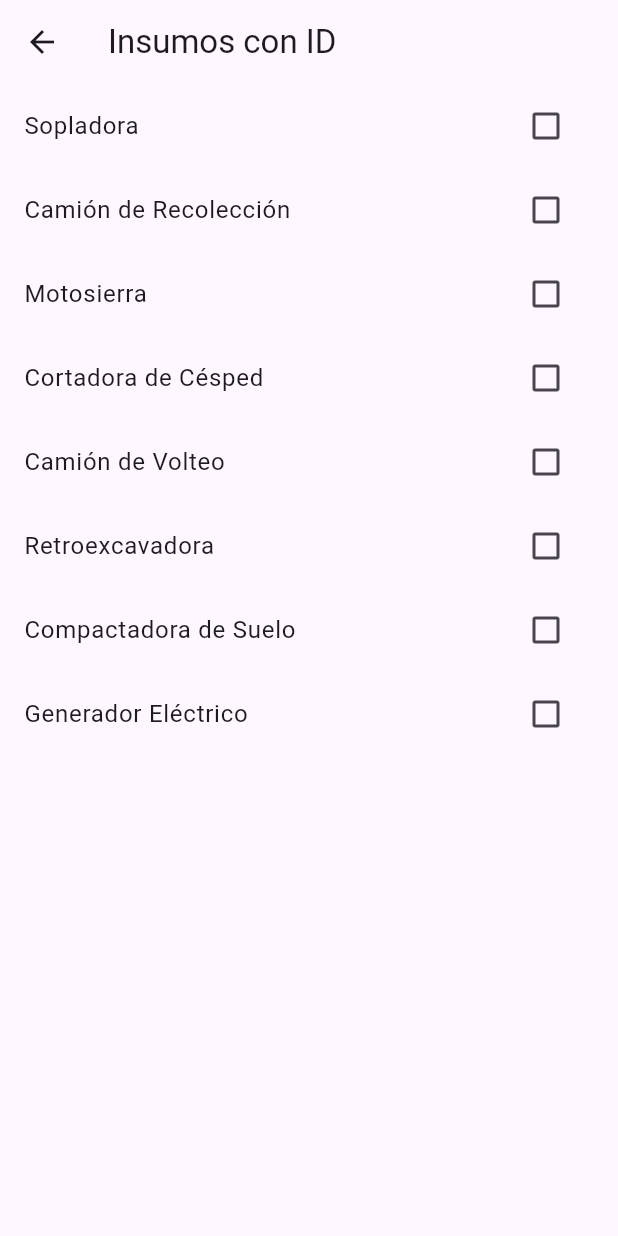
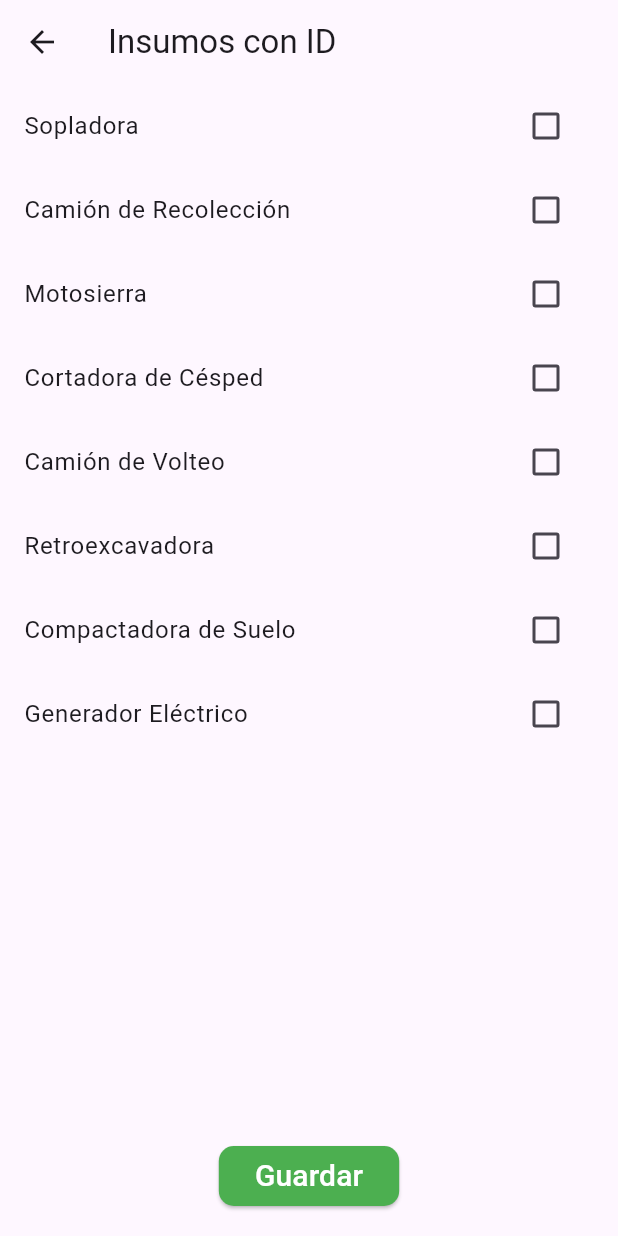
Before and after one commit to JoshuaValey/plataforma-limpia-y-verde, a Flutter app: the InsumosIdScreen screen opened directly with empty values, on a phone screen of 412 x 824 dp. Run offline on Flutter 3.47's test engine with Material 3 defaults, Android fonts, the phone set to English and light mode, and no system bars; our stand-ins replace fluttertoast.

Commit message:
Dependencia cámara y botón Guardar insumo.

```diff
--- a/lib/presentation/screens/insumos_id_screen.dart
+++ b/lib/presentation/screens/insumos_id_screen.dart
@@ -23,6 +23,19 @@ class _InsumosIdScreenState extends State<InsumosIdScreen> {
       appBar: AppBar(
         title: const Text('Insumos con ID'),
       ),
+      floatingActionButton: ElevatedButton(
+       style: ElevatedButton.styleFrom(
+        backgroundColor: Colors.green,
+        shape: RoundedRectangleBorder(
+          borderRadius: BorderRadius.circular(10.0),
+        ),
+       ),
+        onPressed: (){
+
+      }, child: const Text('Guardar', style: TextStyle(fontSize: 20, color: Colors.white),),
+      ),
+      floatingActionButtonLocation: FloatingActionButtonLocation.centerFloat,
+
       body: ListView.builder(
         itemCount: insumos.length,
         itemBuilder: (context, index) {
--- a/pubspec.yaml
+++ b/pubspec.yaml
@@ -31,6 +31,7 @@ dependencies:
   flutter:
     sdk: flutter
   fluttertoast: ^8.0.8 #toast solo con el fin de mostrar mensajes en pantalla de manera temporal.
+  image_picker: ^1.1.2 #libreria para seleccionar imagenes de la galeria o tomar una foto.
 
 
   # The following adds the Cupertino Icons font to your application.
```
Also changed, not shown: pubspec.lock.
